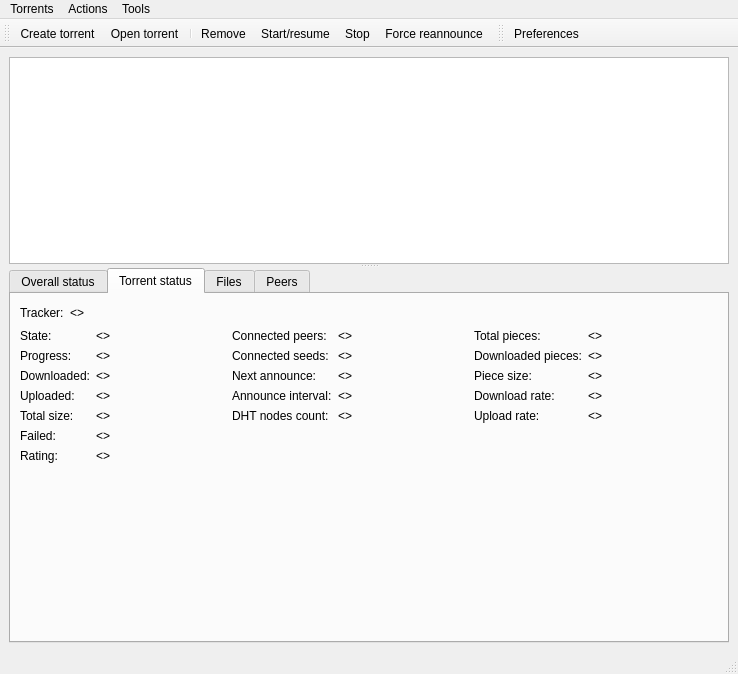
Old version of the form src/plugins/torrent/mainwindow.ui in the repository 0xd34df00d/leechcraft.
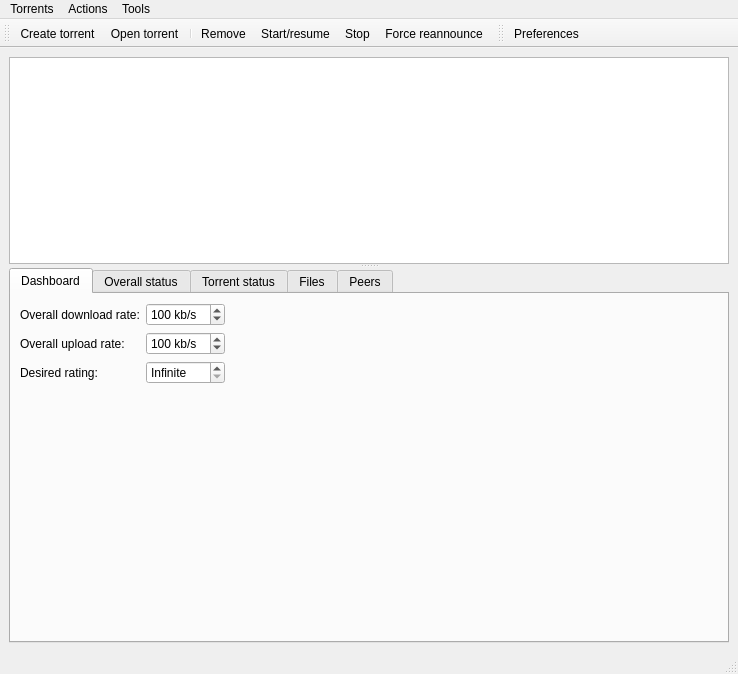
New version of the form. Icons and pictures are not drawn. Custom widgets are drawn as their Qt base class.

```diff
--- a/src/plugins/torrent/mainwindow.ui
+++ b/src/plugins/torrent/mainwindow.ui
@@ -42,11 +42,126 @@
         <enum>QTabWidget::Rounded</enum>
        </property>
        <property name="currentIndex" >
-        <number>1</number>
+        <number>0</number>
        </property>
        <property name="elideMode" >
         <enum>Qt::ElideRight</enum>
        </property>
+       <widget class="QWidget" name="tab" >
+        <attribute name="title" >
+         <string>Dashboard</string>
+        </attribute>
+        <layout class="QGridLayout" >
+         <item row="0" column="0" >
+          <layout class="QGridLayout" >
+           <item row="0" column="0" >
+            <widget class="QLabel" name="label_20" >
+             <property name="text" >
+              <string>Overall download rate:</string>
+             </property>
+            </widget>
+           </item>
+           <item row="0" column="1" >
+            <widget class="QSpinBox" name="OverallDownloadRateController_" >
+             <property name="specialValueText" >
+              <string>Unlimited</string>
+             </property>
+             <property name="accelerated" >
+              <bool>true</bool>
+             </property>
+             <property name="suffix" >
+              <string> kb/s</string>
+             </property>
+             <property name="minimum" >
+              <number>0</number>
+             </property>
+             <property name="maximum" >
+              <number>4000</number>
+             </property>
+             <property name="singleStep" >
+              <number>50</number>
+             </property>
+             <property name="value" >
+              <number>100</number>
+             </property>
+            </widget>
+           </item>
+           <item row="1" column="0" >
+            <widget class="QLabel" name="label_21" >
+             <property name="text" >
+              <string>Overall upload rate:</string>
+             </property>
+            </widget>
+           </item>
+           <item row="1" column="1" >
+            <widget class="QSpinBox" name="OverallUploadRateController_" >
+             <property name="specialValueText" >
+              <string>Unlimited</string>
+             </property>
+             <property name="suffix" >
+              <string> kb/s</string>
+             </property>
+             <property name="minimum" >
+              <number>0</number>
+             </property>
+             <property name="maximum" >
+              <number>4000</number>
+             </property>
+             <property name="singleStep" >
+              <number>50</number>
+             </property>
+             <property name="value" >
+              <number>100</number>
+             </property>
+            </widget>
+           </item>
+           <item row="2" column="0" >
+            <widget class="QLabel" name="label_33" >
+             <property name="text" >
+              <string>Desired rating:</string>
+             </property>
+            </widget>
+           </item>
+           <item row="2" column="1" >
+            <widget class="QDoubleSpinBox" name="DesiredRating_" >
+             <property name="specialValueText" >
+              <string>Infinite</string>
+             </property>
+             <property name="accelerated" >
+              <bool>true</bool>
+             </property>
+            </widget>
+           </item>
+          </layout>
+         </item>
+         <item row="0" column="1" >
+          <spacer>
+           <property name="orientation" >
+            <enum>Qt::Horizontal</enum>
+           </property>
+           <property name="sizeHint" >
+            <size>
+             <width>40</width>
+             <height>20</height>
+            </size>
+           </property>
+          </spacer>
+         </item>
+         <item row="1" column="0" >
+          <spacer>
+           <property name="orientation" >
+            <enum>Qt::Vertical</enum>
+           </property>
+           <property name="sizeHint" >
+            <size>
+             <width>20</width>
+             <height>40</height>
+            </size>
+           </property>
+          </spacer>
+         </item>
+        </layout>
+       </widget>
        <widget class="QWidget" name="OverallStatus_" >
         <attribute name="title" >
          <string>Overall status</string>
```
